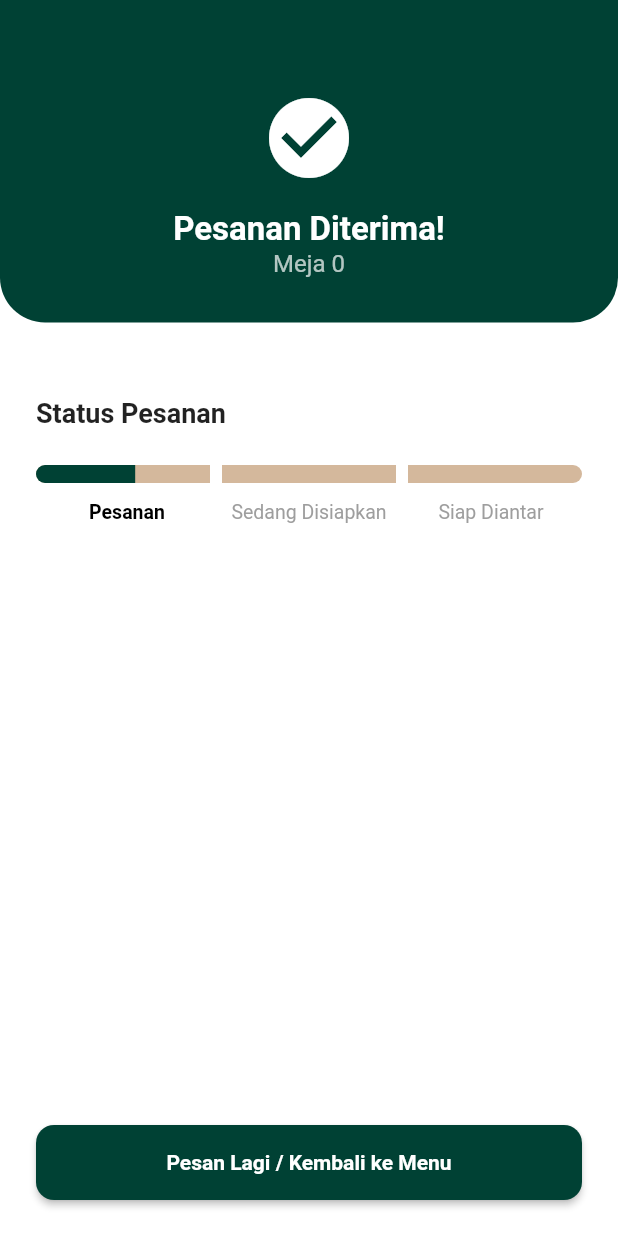
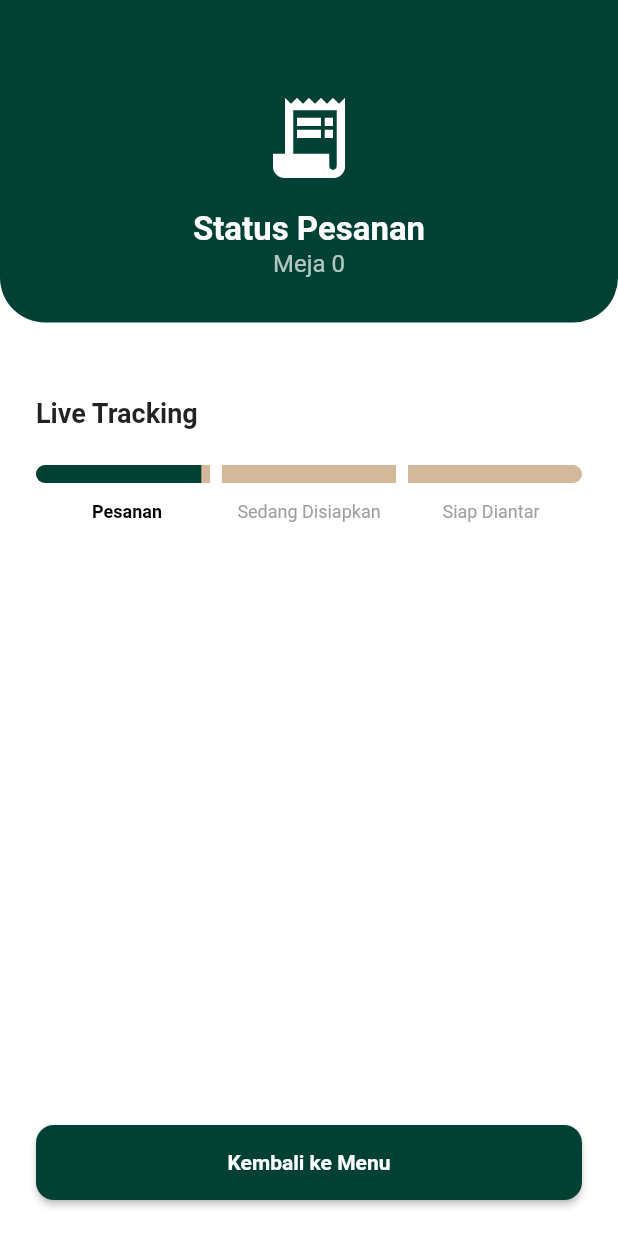
Before and after one commit to bagusromadhon/CoffeShop_APP, a Flutter app: the OrderStatusPage screen opened directly with empty values, on a phone screen of 412 x 824 dp. Run offline on Flutter 3.47's test engine with Material 3 defaults, Android fonts, the phone set to English and light mode, and no system bars; our stand-ins replace firebase_core, firebase_messaging, flutter_dotenv, flutter_local_notifications, flutter_map, geolocator and 6 more; accounts and stored records are empty.

Commit message:
[update] update backend order status tracking

```diff
--- a/lib/features/order/controllers/order_status_controller.dart
+++ b/lib/features/order/controllers/order_status_controller.dart
@@ -0,0 +1,52 @@
+import 'package:get/get.dart';
+import 'package:supabase_flutter/supabase_flutter.dart';
+
+class OrderStatusController extends GetxController {
+  final int tableNumber;
+  OrderStatusController({required this.tableNumber});
+
+  // Observable untuk status saat ini
+  // Default 'pending' agar animasi mulai dari awal
+  var currentStatus = 'pending'.obs;
+
+  // Stream subscription untuk memantau database
+  late final RealtimeChannel _subscription;
+
+  @override
+  void onInit() {
+    super.onInit();
+    _subscribeToOrderStatus();
+  }
+
+  void _subscribeToOrderStatus() {
+    // Mendengarkan perubahan di tabel 'orders' untuk meja yang sesuai
+    // Pastikan Anda mengaktifkan 'Realtime' di dashboard Supabase untuk tabel orders
+    _subscription = Supabase.instance.client
+        .channel('public:orders:table_$tableNumber')
+        .onPostgresChanges(
+          event: PostgresChangeEvent.all,
+          schema: 'public',
+          table: 'orders',
+          filter: PostgresChangeFilter(
+            type: PostgresChangeFilterType.eq,
+            column: 'table_number',
+            value: tableNumber,
+          ),
+          callback: (payload) {
+            // Saat ada data baru/update dari Supabase
+            if (payload.newRecord.isNotEmpty) {
+              final newStatus = payload.newRecord['status'] as String;
+              print("Status Update dari DB: $newStatus"); // Debug log
+              currentStatus.value = newStatus;
+            }
+          },
+        )
+        .subscribe();
+  }
+
+  @override
+  void onClose() {
+    Supabase.instance.client.removeChannel(_subscription);
+    super.onClose();
+  }
+}
--- a/lib/features/order/presentation/order_status_page.dart
+++ b/lib/features/order/presentation/order_status_page.dart
@@ -1,6 +1,8 @@
+import 'package:coffe_shop_app/core/routes/app_routes.dart';
 import 'package:flutter/material.dart';
 import 'package:get/get.dart';
 import '../../home/presentation/home_page.dart';
+import '../controllers/order_status_controller.dart';
 
 class OrderStatusPage extends StatefulWidget {
   final int tableNumber;
@@ -12,38 +14,33 @@ class OrderStatusPage extends StatefulWidget {
 
 class _OrderStatusPageState extends State<OrderStatusPage>
     with SingleTickerProviderStateMixin {
-  // Warna sesuai tema KEKO
+
+  late OrderStatusController controller;
+  late AnimationController _animController;
+
+  // Warna Tema
   final Color darkGreen = const Color(0xFF004134);
   final Color bgBrown = const Color(0xFFC4A484);
-  final Color inactiveBrown = const Color(0xFFD4B89C); // Warna cokelat lebih terang untuk yang belum aktif
-
-  late AnimationController _controller;
-  late Animation<double> _progressAnimation;
+  final Color inactiveBrown = const Color(0xFFD4B89C);
 
   @override
   void initState() {
     super.initState();
 
-    // --- SETUP ANIMASI DEMO ---
-    // Kita set durasi 10 detik untuk simulasi dari tahap 1 sampai selesai tahap 3.
-    // Total nilai 3.0 merepresentasikan 3 tahap penuh.
-    _controller = AnimationController(
+    // Inisialisasi Controller Realtime
+    controller = Get.put(OrderStatusController(tableNumber: widget.tableNumber));
+
+    // ANIMASI LOOPING (0.0 sampai 1.0 terus menerus)
+    // Durasi 2 detik per loop agar terlihat seperti 'loading'
+    _animController = AnimationController(
       vsync: this,
-      duration: const Duration(seconds: 10),
-    );
-
-    _progressAnimation = Tween<double>(begin: 0.0, end: 3.0).animate(
-      CurvedAnimation(parent: _controller, curve: Curves.linear),
-    );
-
-    // Mulai animasi segera setelah halaman dibuka
-    _controller.forward();
-    // --------------------------
+      duration: const Duration(seconds: 2),
+    )..repeat(); // <--- KUNCI: repeat() membuat animasi berulang terus
   }
 
   @override
   void dispose() {
-    _controller.dispose();
+    _animController.dispose();
     super.dispose();
   }
 
@@ -53,7 +50,7 @@ class _OrderStatusPageState extends State<OrderStatusPage>
       backgroundColor: Colors.white,
       body: Column(
         children: [
-          // HEADER HIJAU (Sama seperti sebelumnya)
+          // HEADER HIJAU
           Container(
             width: double.infinity,
             padding: const EdgeInsets.only(top: 60, bottom: 30),
@@ -64,10 +61,17 @@ class _OrderStatusPageState extends State<OrderStatusPage>
             child: Column(
               mainAxisAlignment: MainAxisAlignment.center,
               children: [
-                const Icon(Icons.check_circle, color: Colors.white, size: 64),
+                // Icon berubah sesuai status (Reactive)
+                Obx(() {
+                  IconData icon = Icons.receipt_long;
+                  if (controller.currentStatus.value == 'processing') icon = Icons.coffee_maker;
+                  if (controller.currentStatus.value == 'completed') icon = Icons.check_circle;
+
+                  return Icon(icon, color: Colors.white, size: 64);
+                }),
                 const SizedBox(height: 16),
                 const Text(
-                  "Pesanan Diterima!",
+                  "Status Pesanan",
                   style: TextStyle(
                       fontSize: 22, fontWeight: FontWeight.bold, color: Colors.white),
                 ),
@@ -81,40 +85,40 @@ class _OrderStatusPageState extends State<OrderStatusPage>
 
           const SizedBox(height: 50),
 
-          // BAGIAN STATUS TRACKER BERANIMASI
+          // TRACKER AREA
           Padding(
             padding: const EdgeInsets.symmetric(horizontal: 24.0),
             child: Column(
               crossAxisAlignment: CrossAxisAlignment.start,
               children: [
                 const Text(
-                  "Status Pesanan",
+                  "Live Tracking",
                   style: TextStyle(fontSize: 18, fontWeight: FontWeight.bold),
                 ),
                 const SizedBox(height: 24),
 
-                // WIDGET UTAMA ANIMASI TRACKER
-                _buildAnimatedTracker(),
+                // Panggil Widget Animasi
+                _buildLiveTracker(),
               ],
             ),
           ),
 
           const Spacer(),
 
-          // TOMBOL KEMBALI
+          // TOMBOL KEMBALI (Hanya aktif jika sudah selesai, opsional)
           Padding(
             padding: const EdgeInsets.all(24),
             child: SizedBox(
               width: double.infinity,
               height: 50,
               child: ElevatedButton(
-                onPressed: () => Get.offAll(() => const HomePage()),
+                onPressed: () => Get.offAllNamed(Routes.dashboard),
                 style: ElevatedButton.styleFrom(
                   backgroundColor: darkGreen,
                   shape: RoundedRectangleBorder(
                       borderRadius: BorderRadius.circular(12)),
                 ),
-                child: const Text("Pesan Lagi / Kembali ke Menu",
+                child: const Text("Kembali ke Menu",
                     style: TextStyle(color: Colors.white, fontWeight: FontWeight.bold)),
               ),
             ),
@@ -124,58 +128,81 @@ class _OrderStatusPageState extends State<OrderStatusPage>
     );
   }
 
-  // Widget untuk membangun keseluruhan tracker (Baris bar + Baris Teks)
-  Widget _buildAnimatedTracker() {
+  Widget _buildLiveTracker() {
+    // Kita bungkus dengan Obx agar UI rebuild saat status di database berubah
+    return Obx(() {
+      String status = controller.currentStatus.value;
+
       return AnimatedBuilder(
-      animation: _progressAnimation,
+        animation: _animController,
         builder: (context, child) {
-        // Nilai saat ini (0.0 sampai 3.0)
-        double currentValue = _progressAnimation.value;
+          double animValue = _animController.value; // Nilai 0.0 s/d 1.0 (Looping)
 
           return Column(
             children: [
               // BARIS PROGRESS BAR
               Row(
                 children: [
-                // Tahap 1: Pesanan (Index 0)
-                _buildAnimatedBarSegment(index: 0, currentValue: currentValue, isFirst: true),
+                  // TAHAP 1: PENDING / PESANAN
+                  _buildSegment(
+                    isActive: status == 'pending', // Sedang animasi?
+                    isCompleted: status == 'processing' || status == 'completed', // Sudah lewat?
+                    animValue: animValue,
+                    isFirst: true,
+                  ),
                   const SizedBox(width: 8),
-                // Tahap 2: Sedang Disiapkan (Index 1)
-                _buildAnimatedBarSegment(index: 1, currentValue: currentValue),
+
+                  // TAHAP 2: PROCESSING / SEDANG DISIAPKAN
+                  _buildSegment(
+                    isActive: status == 'processing',
+                    isCompleted: status == 'completed',
+                    animValue: animValue,
+                  ),
                   const SizedBox(width: 8),
-                // Tahap 3: Siap Diantar (Index 2)
-                _buildAnimatedBarSegment(index: 2, currentValue: currentValue, isLast: true),
+
+                  // TAHAP 3: COMPLETED / SIAP DIANTAR
+                  _buildSegment(
+                    isActive: status == 'completed',
+                    isCompleted: false, // Tahap terakhir tidak ada "lewat"
+                    animValue: animValue,
+                    isLast: true,
+                  ),
                 ],
               ),
               const SizedBox(height: 12),
-            // BARIS LABEL TEKS
+
+              // LABEL TEKS
               Row(
                 mainAxisAlignment: MainAxisAlignment.spaceBetween,
                 children: [
-                _buildStageLabel("Pesanan", currentValue >= 0.5), // Aktif jika progress > 0.5
-                _buildStageLabel("Sedang Disiapkan", currentValue >= 1.5),
-                _buildStageLabel("Siap Diantar", currentValue >= 2.5),
+                  _buildLabel("Pesanan", status == 'pending' || status == 'processing' || status == 'completed'),
+                  _buildLabel("Sedang Disiapkan", status == 'processing' || status == 'completed'),
+                  _buildLabel("Siap Diantar", status == 'completed'),
                 ],
               ),
             ],
           );
         },
       );
+    });
   }
 
-  // Widget untuk membangun SATU segmen bar yang bisa terisi
-  Widget _buildAnimatedBarSegment({
-    required int index,
-    required double currentValue,
+  Widget _buildSegment({
+    required bool isActive,      // Apakah animasi sedang berjalan di sini?
+    required bool isCompleted,   // Apakah tahap ini sudah selesai?
+    required double animValue,   // Nilai animasi 0-1
     bool isFirst = false,
     bool isLast = false,
   }) {
-    // Logika inti: Menghitung seberapa penuh bar ini berdasarkan nilai total.
-    // Contoh: jika currentValue = 1.5 (tengah-tengah tahap 2).
-    // Untuk index 0: (1.5 - 0).clamp(0,1) = 1.0 (Penuh)
-    // Untuk index 1: (1.5 - 1).clamp(0,1) = 0.5 (Setengah Penuh)
-    // Untuk index 2: (1.5 - 2).clamp(0,1) = 0.0 (Kosong)
-    double fillPercentage = (currentValue - index).clamp(0.0, 1.0);
+    double fillFactor;
+
+    if (isCompleted) {
+      fillFactor = 1.0; // Penuh statis (Hijau full)
+    } else if (isActive) {
+      fillFactor = animValue; // Bergerak looping (0 -> 1 -> 0 -> 1)
+    } else {
+      fillFactor = 0.0; // Kosong (Cokelat)
+    }
 
     BorderRadius borderRadius = BorderRadius.horizontal(
       left: isFirst ? const Radius.circular(10) : Radius.zero,
@@ -185,20 +212,17 @@ class _OrderStatusPageState extends State<OrderStatusPage>
     return Expanded(
       child: Container(
         height: 12,
-        // Background (warna cokelat terang / belum aktif)
         decoration: BoxDecoration(
           color: inactiveBrown,
           borderRadius: borderRadius,
         ),
-        // Stack untuk menumpuk warna hijau di atasnya
         child: Stack(
           children: [
-            // Widget yang lebarnya berubah sesuai fillPercentage
             FractionallySizedBox(
-              widthFactor: fillPercentage, // Kunci animasinya disini
+              widthFactor: fillFactor,
               child: Container(
                 decoration: BoxDecoration(
-                  color: darkGreen, // Warna hijau aktif
+                  color: darkGreen,
                   borderRadius: borderRadius,
                 ),
               ),
@@ -209,13 +233,13 @@ class _OrderStatusPageState extends State<OrderStatusPage>
     );
   }
 
-  Widget _buildStageLabel(String text, bool isActive) {
+  Widget _buildLabel(String text, bool isActive) {
     return Expanded(
       child: Text(
         text,
         textAlign: TextAlign.center,
         style: TextStyle(
-          fontSize: 13,
+          fontSize: 12,
           fontWeight: isActive ? FontWeight.bold : FontWeight.normal,
           color: isActive ? Colors.black : Colors.grey,
         ),
```
Also changed, not shown: lib/features/dashboard/binding/dashboard_binding.dart (added). Lines whose indentation alone changed are shown as unchanged.
